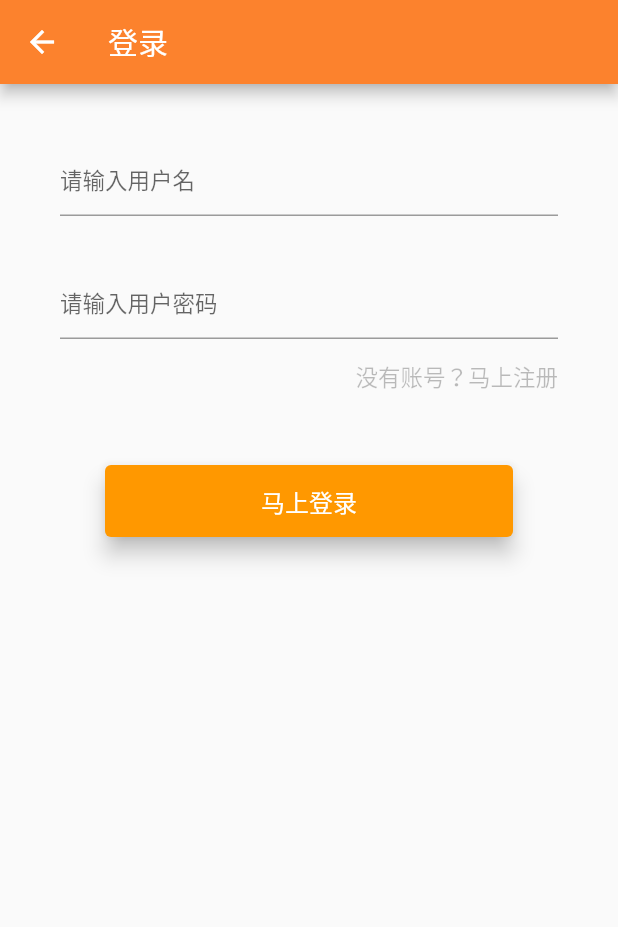
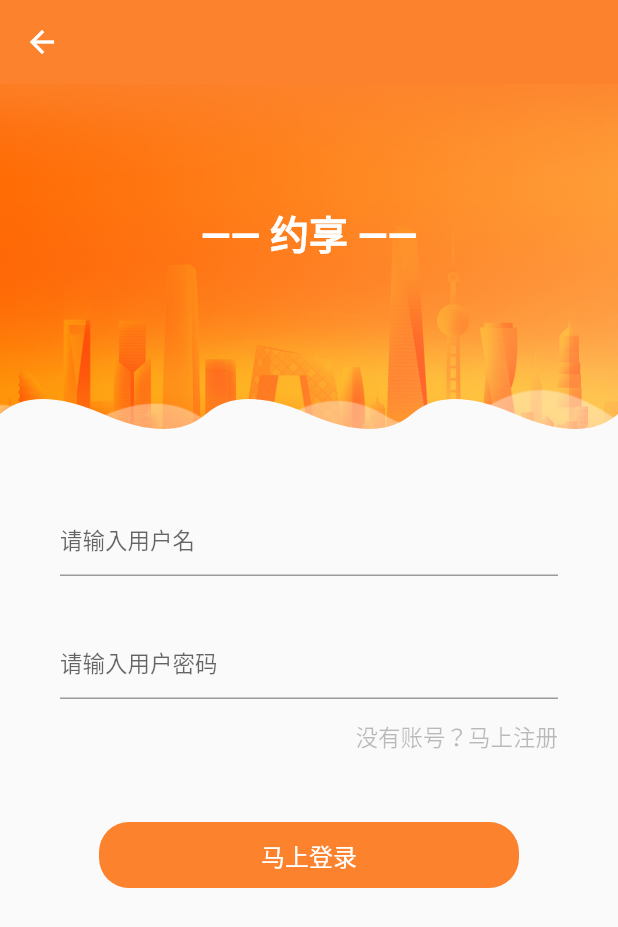
Before and after one commit to cys138138/yx, a Flutter app: the screen it shows after launch, on a phone screen of 412 x 824 dp. Shown: the top 927 px of the screen. Run offline on Flutter 3.47's test engine with Material 2 defaults, Android fonts, the phone set to English and light mode, and no system bars; our stand-ins replace event_bus, flutter_html, flutter_swiper, fluttertoast, image_picker, shared_preferences; missing offline and left inert: banner_view, flutter_refresh, flutter_webview_plugin; network calls fail.

Commit message:
修改登录页样式

```diff
--- a/lib/main.dart
+++ b/lib/main.dart
@@ -125,7 +125,9 @@ class MyMainState extends State<MyApp> {
   Widget build(BuildContext context) {
     initData();
     return new MaterialApp(
-      theme: new ThemeData(primaryColor: const Color.fromARGB(255, 252, 130, 45)),
+      theme: new ThemeData(
+        primaryColor: const Color.fromARGB(255, 252, 130, 45),
+      ),
 //      routes: _routes,
       home: new Scaffold(
 //          appBar: new AppBar(
--- a/lib/pages/IndexPage.dart
+++ b/lib/pages/IndexPage.dart
@@ -61,6 +61,7 @@ class NewsListPageState extends State<IndexPage> {
 
         return new Scaffold(
           appBar: new AppBar(
+            brightness: Brightness.dark,
             title: new Center(
               child: new Text("约享", style: new TextStyle(color: Colors.white)),
             ),
--- a/lib/pages/login/LoginPage.dart
+++ b/lib/pages/login/LoginPage.dart
@@ -36,7 +36,8 @@ class _LoginPageState extends State<LoginPage> {
     return new Scaffold(
       resizeToAvoidBottomPadding: true,
         appBar: new AppBar(
-          title: widgetsUtils.getAppBar('登录'),
+          elevation: 0,
+          // title: widgetsUtils.getAppBar('登录'),
           iconTheme: new IconThemeData(color: Colors.white),
         ),
         body:
@@ -45,13 +46,23 @@ class _LoginPageState extends State<LoginPage> {
             mainAxisSize: MainAxisSize.max,
             mainAxisAlignment: MainAxisAlignment.start,
             children: <Widget>[
-//              new Container(
-//                child: new Image.asset(
-//                  LOGO,
-//                  fit: BoxFit.fitWidth,
-//                ),
-//                width: widgetsUtils.screenWidth,
-//              ),
+             new ClipPath(
+               clipper: BottomClipper(),
+               child: new Container(
+                  decoration: BoxDecoration(
+                    image: DecorationImage(
+                      image: AssetImage('images/bg_login.jpg',),
+                      fit: BoxFit.fitWidth,
+                    ),
+                  ),
+                  height: 240,
+                  child: new Padding(
+                    padding: EdgeInsets.only(top: 80),
+                    child: Text('—— 约享 ——', style:TextStyle(fontSize: 26, fontWeight: FontWeight.bold, color: Colors.white), textAlign: TextAlign.center,),
+                  ),
+                  width: widgetsUtils.screenWidth,
+                ),
+             ),
               new Padding(
                 padding: new EdgeInsets.fromLTRB(
                     leftRightPadding, 40.0, leftRightPadding, topBottomPadding),
@@ -91,10 +102,12 @@ class _LoginPageState extends State<LoginPage> {
                 margin: new EdgeInsets.fromLTRB(10.0, 40.0, 10.0, 0.0),
                 padding: new EdgeInsets.fromLTRB(leftRightPadding,
                     topBottomPadding, leftRightPadding, topBottomPadding),
-                child: new Card(
-                  color: Colors.orange,
-                  elevation: 6.0,
                   child: new FlatButton(
+                    color: const Color.fromARGB(255, 252, 130, 45),
+                    shape: RoundedRectangleBorder(
+                      side: BorderSide.none,
+                      borderRadius: BorderRadius.all(Radius.circular(20)),
+                    ),
                     onPressed: () {
                       _postLogin(
                           _userNameController.text, _userPassController.text);
@@ -107,7 +120,6 @@ class _LoginPageState extends State<LoginPage> {
                         new TextStyle(color: Colors.white, fontSize: 16.0),
                       ),
                     )),
-                ),
               )
             ],
           )
@@ -141,3 +153,28 @@ class _LoginPageState extends State<LoginPage> {
     }
   }
 }
+
+class BottomClipper extends CustomClipper<Path> {
+  @override
+  Path getClip(Size size) {
+    var path = Path();
+    path.lineTo(0.0, size.height - 20);
+
+    int doble = 12; int cdy = 40;
+    for(var i = 1; i <= (doble / 2); i++){
+      if(i.isOdd){
+        path.quadraticBezierTo(size.width / doble * (2 * i - 1) - (size.width / (doble *3)), size.height - cdy, size.width / doble * 2 * i, size.height - 20);
+      }else{
+        path.quadraticBezierTo(size.width / doble * (2 * i - 1) + (size.width / (doble *3)), size.height, size.width / doble * 2 * i, size.height - 20);
+      }
+    }
+
+    path.lineTo(size.width, 0.0);
+    path.close();
+
+    return path;
+  }
+
+  @override
+  bool shouldReclip(CustomClipper<Path> oldClipper) => false;
+}
--- a/pubspec.yaml
+++ b/pubspec.yaml
@@ -85,6 +85,7 @@ flutter:
      - images/ic_xiaoxin.jpg
      - images/ic_set.png
      - images/ic_about.png
+     - images/bg_login.jpg
 
   # To add assets to your application, add an assets section, like this:
   # assets:
```
Also changed, not shown: images/bg_login.jpg (added), 6 other files. Lines whose indentation alone changed are shown as unchanged.
